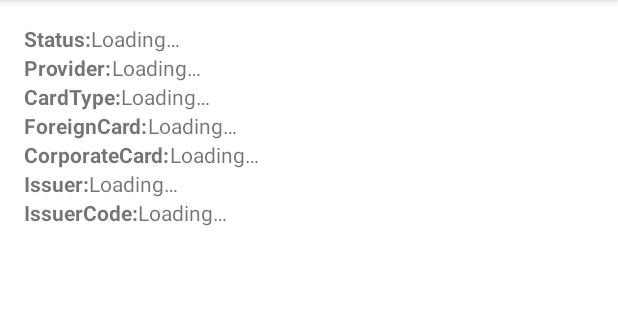
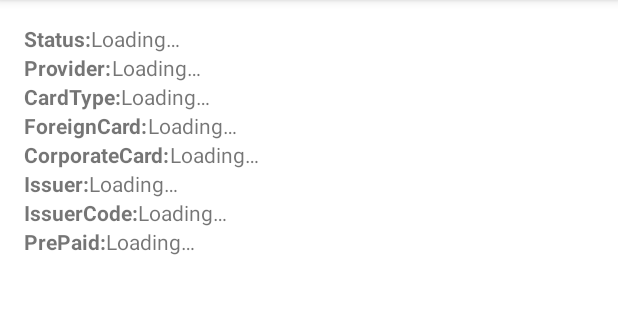
Before and after one commit to DeveloperCielo/cielo-bin-query-android, an Android app: the screen it shows after launch (MainActivity), on a phone screen of 412 x 824 dp, the part 84-404 px from its top. Run offline under Robolectric (Android 15) with nearby library versions, the phone set to English and light mode, and no system bars; libraries missing offline, so code that uses them is left out: br.com.braspag; 3 statements that could not run were skipped.

Commit message:
added PrePaid in sample app

```diff
--- a/app/build.gradle
+++ b/app/build.gradle
@@ -42,6 +42,8 @@ dependencies {
     androidTestImplementation 'androidx.test.ext:junit:1.1.2'
     androidTestImplementation 'androidx.test.espresso:espresso-core:3.3.0'
 
-    // Cielo Bin Query
-    implementation 'br.com.cielo:cielo-bin-query:1.1.2'
+    // Cielo Bin Query (Local)
+    implementation project(path: ':cielobinquery')
+    // Cielo Bin Query (Bintray)
+//    implementation 'br.com.cielo:cielo-bin-query:1.1.2'
 }
--- a/app/src/main/java/br/com/cielo/cielobinqueryapp/MainActivity.kt
+++ b/app/src/main/java/br/com/cielo/cielobinqueryapp/MainActivity.kt
@@ -32,6 +32,7 @@ class MainActivity : AppCompatActivity() {
                     corporatecard.text = corporateCard.toString()
                     tv_issuer.text = issuer
                     issuercode.text = issuerCode
+                    tv_prepaid.text = prePaid.toString()
                 }
             } else {
                 tv_status.text = null
@@ -41,6 +42,7 @@ class MainActivity : AppCompatActivity() {
                 corporatecard.text = null
                 tv_issuer.text = null
                 issuercode.text = null
+                tv_prepaid.text = null
             }
 
             if (it.errors.isNotEmpty()) {
--- a/app/src/main/res/layout/activity_main.xml
+++ b/app/src/main/res/layout/activity_main.xml
@@ -116,11 +116,27 @@
         android:layout_toEndOf="@id/issuercode_label"
         android:text="@string/loading" />
 
+    <TextView
+        android:id="@+id/prepaid_label"
+        android:layout_width="wrap_content"
+        android:layout_height="wrap_content"
+        android:layout_below="@id/issuercode_label"
+        android:text="@string/prepaid_label"
+        android:textStyle="bold" />
+
+    <TextView
+        android:id="@+id/tv_prepaid"
+        android:layout_width="wrap_content"
+        android:layout_height="wrap_content"
+        android:layout_below="@id/issuercode"
+        android:layout_toEndOf="@id/prepaid_label"
+        android:text="@string/loading" />
+
     <!-- Error Messages -->
     <ListView
         android:id="@+id/list_errors"
         android:layout_width="match_parent"
         android:layout_height="wrap_content"
-        android:layout_below="@+id/issuercode_label" />
+        android:layout_below="@+id/prepaid_label" />
 
 </RelativeLayout>
--- a/app/src/main/res/values/strings.xml
+++ b/app/src/main/res/values/strings.xml
@@ -9,6 +9,7 @@
     <string name="corporatecard_label">CorporateCard:</string>
     <string name="issuer_label">Issuer:</string>
     <string name="issuercode_label">IssuerCode:</string>
+    <string name="prepaid_label">PrePaid:</string>
 
     <!-- Placeholders -->
     <string name="loading">Loading…</string>
```
